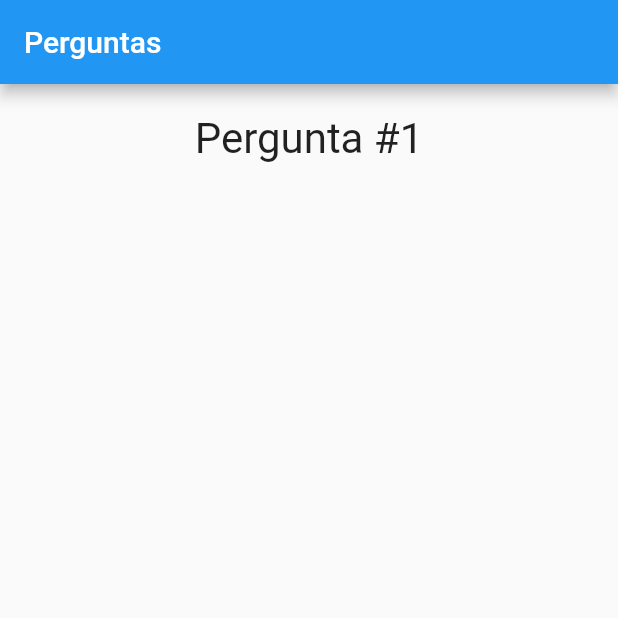
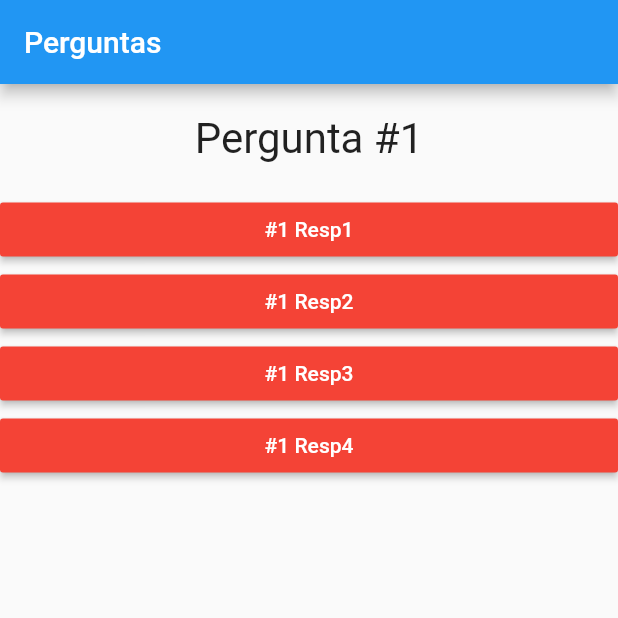
Before and after one commit to matheusgveras/flutter-app-perguntas, a Flutter app: the screen it shows after launch, on a phone screen of 412 x 824 dp, the top half of it. Run offline on Flutter 3.47's test engine with Material 2 defaults, Android fonts, the phone set to English and light mode, and no system bars.

```diff
--- a/lib/main.dart
+++ b/lib/main.dart
@@ -9,17 +9,7 @@ main() {
 
 class _PerguntaAppState extends State<PerguntaApp> {
   var _perguntaSelecionada = 0;
-
-  void _responder(){
-    setState(() {
-      _perguntaSelecionada++;
-    });
-  }
-
-  @override
-  Widget build(BuildContext context) {
-
-    final List<Map<String, Object>> perguntas = [
+     final _perguntas = const [
      {
        'texto': 'Pergunta #1',
        'resposta': ['#1 Resp1','#1 Resp2','#1 Resp3','#1 Resp4']
@@ -36,25 +26,43 @@ class _PerguntaAppState extends State<PerguntaApp> {
        'texto': 'Pergunta #4',
        'resposta': ['#4 Resp1','#4 Resp2','#4 Resp3','#4 Resp4']
      }
-    ];
+  ];
 
-    List<Widget> respostas = [];
-    for(var textResp in perguntas[_perguntaSelecionada]['resposta']){
-      respostas.add(Resposta(textResp, _responder));
+  void _responder(){
+    if(temPerguntaSelecionada) {
+      setState(() {
+        _perguntaSelecionada++;
+      });
     }
+  }
+
+  bool get temPerguntaSelecionada {
+    return _perguntaSelecionada < _perguntas.length;
+  }
+
+  @override
+  Widget build(BuildContext context) {
+
+
+
+    List<String> respostas = temPerguntaSelecionada
+    ? _perguntas[_perguntaSelecionada]['resposta']
+    : null;
 
     return MaterialApp(
-      title: 'Ola Mundo 2',
+      title: 'Perguntas',
       home: Scaffold(
         appBar: AppBar(
           title: Text('Perguntas'),
         ),
-        body: Column(
+        body: temPerguntaSelecionada
+        ? Column(
           children: [
-            Questao(perguntas[_perguntaSelecionada]['texto']),
-           ...respostas
+            Questao(_perguntas[_perguntaSelecionada]['texto']),
+           ...respostas.map((text) => Resposta(text, _responder)).toList()
           ],
         )
+        : null
       )
     );
   }
```
